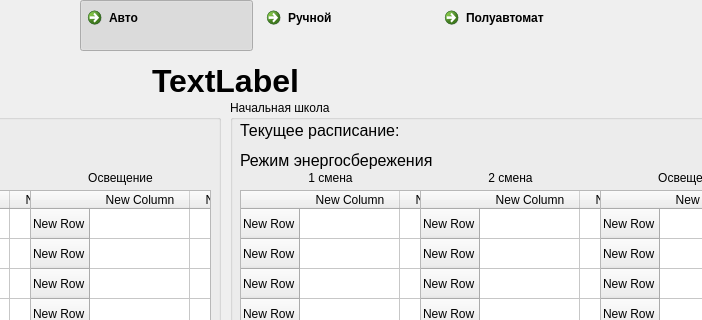
Before: the Qt Designer form mainform.ui in student-proger/BellManager, drawn with Qt 5; both pictures show x 350 to 1052 and y 0 to 320 of the 1149 by 665 pixel window.
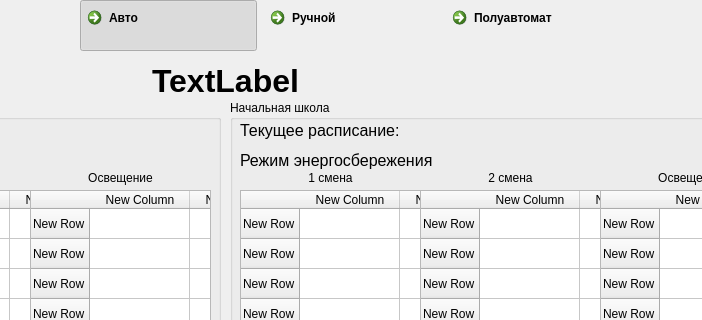
After: the same form once the commit is applied. Icons and pictures are not drawn.

What changed in the file:
```diff
--- a/mainform.ui
+++ b/mainform.ui
@@ -116,7 +116,7 @@
      <rect>
       <x>430</x>
       <y>0</y>
-      <width>530</width>
+      <width>542</width>
       <height>51</height>
      </rect>
     </property>
@@ -129,6 +129,16 @@
        <property name="text">
         <string>Авто</string>
        </property>
+       <property name="icon">
+        <iconset>
+         <normaloff>images/flash_auto_24px.png</normaloff>images/flash_auto_24px.png</iconset>
+       </property>
+       <property name="iconSize">
+        <size>
+         <width>24</width>
+         <height>24</height>
+        </size>
+       </property>
        <property name="checkable">
         <bool>true</bool>
        </property>
@@ -145,6 +155,16 @@
        <property name="text">
         <string>Ручной</string>
        </property>
+       <property name="icon">
+        <iconset>
+         <normaloff>images/flash_off_24px.png</normaloff>images/flash_off_24px.png</iconset>
+       </property>
+       <property name="iconSize">
+        <size>
+         <width>24</width>
+         <height>24</height>
+        </size>
+       </property>
        <property name="checkable">
         <bool>true</bool>
        </property>
@@ -161,6 +181,16 @@
        <property name="text">
         <string>Полуавтомат</string>
        </property>
+       <property name="icon">
+        <iconset>
+         <normaloff>images/lightning_bolt_24px.png</normaloff>images/lightning_bolt_24px.png</iconset>
+       </property>
+       <property name="iconSize">
+        <size>
+         <width>24</width>
+         <height>24</height>
+        </size>
+       </property>
        <property name="checkable">
         <bool>true</bool>
        </property>
```
Left out of the diff: 21 changed lines with no effect on the pictures.
